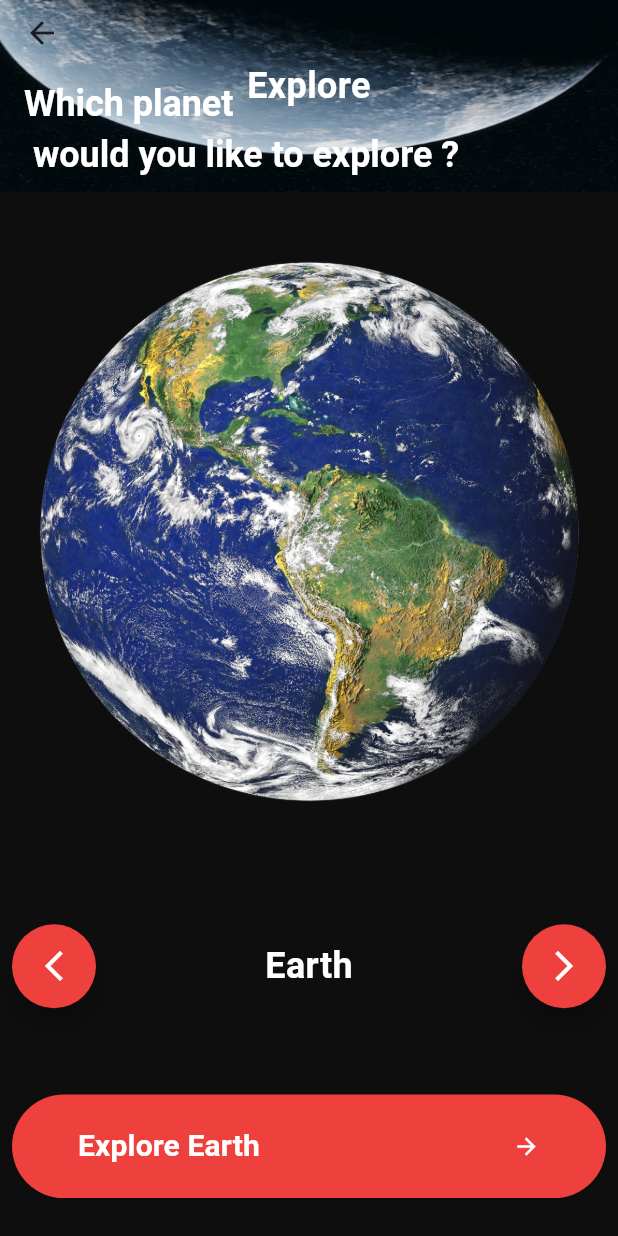
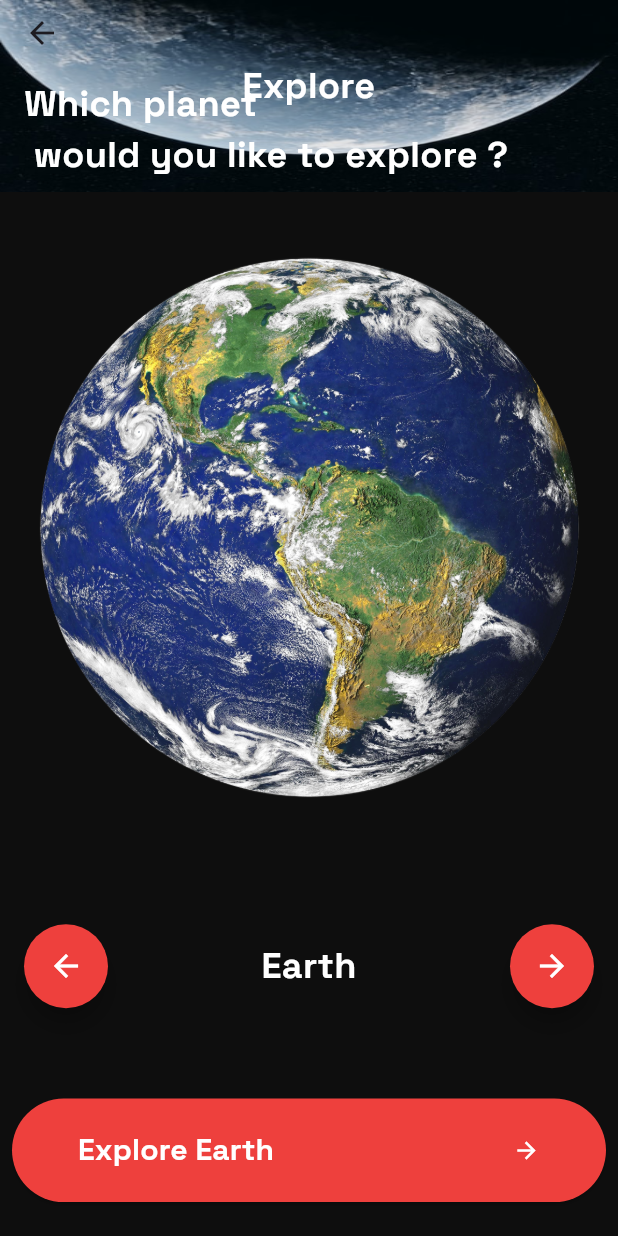
Before and after one commit to MaiOthman/SpaceApp_Flutter, a Flutter app: the screen it shows after launch, after a tap on "Explore", on a phone screen of 412 x 824 dp. Run offline on Flutter 3.47's test engine with Material 3 defaults, Android fonts, the phone set to English and light mode, and no system bars; our stand-ins replace google_fonts; missing offline and left inert: excel.

Commit message:
I made Space APP but the details of each Planet I made it fixed because I tried  to work with excel file but I didn't know how.

```diff
--- a/lib/elevated_button.dart
+++ b/lib/elevated_button.dart
@@ -1,10 +1,11 @@
 import 'package:flutter/material.dart';
-import 'package:space_app/colors/app_colors.dart';
-import 'package:space_app/screens/home_screen.dart';
+import 'package:space_app/utilis/app_colors.dart';
+import 'package:space_app/utilis/app_styles.dart';
 
 class ElevatedButtonDesign extends StatelessWidget{
   String text;
-  ElevatedButtonDesign({required this.text});
+  VoidCallback myOnPressed;
+  ElevatedButtonDesign({required this.text, required this.myOnPressed});
   @override
   Widget build(BuildContext context) {
     return  Container(
@@ -12,16 +13,15 @@ class ElevatedButtonDesign extends StatelessWidget{
       padding: EdgeInsetsGeometry.symmetric(vertical: 1, horizontal: 8),
 
       child: ElevatedButton(
-          onPressed: (){
-            Navigator.of(context).pushNamed(HomeScreen.routeName);
-          },
+          onPressed:
+            myOnPressed,
           style: ElevatedButton.styleFrom(backgroundColor: Color(AppColors.red))
           , child:
           Padding(
             padding: const EdgeInsets.all(20.0),
             child: Row(
                 mainAxisAlignment: MainAxisAlignment.spaceBetween,
-                children: [Text(text, style: TextStyle(color: Color(AppColors.white), fontWeight: FontWeight.w600, fontSize: 20),),
+                children: [Text(text, style: AppStyles.bold20White,),
                   Icon(Icons.arrow_forward, color: Color(AppColors.white),
                   ),
                 ]
--- /dev/null
+++ b/lib/floating_action_button.dart
@@ -0,0 +1,21 @@
+import 'package:flutter/material.dart';
+import 'package:space_app/utilis/app_colors.dart';
+import 'package:space_app/utilis/app_styles.dart';
+
+class MyFloatingActionButton extends StatelessWidget{
+  String tag;
+  VoidCallback myOnPressed;
+  IconData icon;
+  MyFloatingActionButton({required this.tag, required this.myOnPressed, required this.icon});
+  @override
+  Widget build(BuildContext context) {
+    return  Padding(
+      padding: const EdgeInsets.all(8.0),
+      child: FloatingActionButton(heroTag: tag, shape: AppStyles.floatingBtnStyle,backgroundColor: Color(AppColors.red),
+        onPressed: myOnPressed,
+        child: Icon(icon, color: Color(AppColors.white),),
+      ),
+    );
+  }
+
+}
--- a/lib/main.dart
+++ b/lib/main.dart
@@ -1,6 +1,9 @@
 import 'package:flutter/material.dart';
 import 'package:space_app/screens/home_screen.dart';
 import 'package:space_app/screens/login_screen.dart';
+import 'package:space_app/screens/planet_details.dart';
+import 'package:space_app/utilis/app_routes.dart';
+import 'package:space_app/utilis/readfile.dart';
 
 void main() {
   runApp( MyApp());
@@ -9,11 +12,14 @@ void main() {
 class MyApp extends StatelessWidget {
   @override
   Widget build(BuildContext context) {
+    ReadDate().readFile();
     return MaterialApp(
       debugShowCheckedModeBanner: false,
-      initialRoute: LoginScreen.routeName,
-      routes: {LoginScreen.routeName: (context)=>LoginScreen(),
-        HomeScreen.routeName: (context) => HomeScreen()
+      initialRoute: AppRoutes.loginRouteName,
+      routes: {AppRoutes.loginRouteName: (context)=>LoginScreen(),
+        AppRoutes.homeRouteName: (context) => HomeScreen(),
+        AppRoutes.detailsRouteName: (context) => PlanetDetails(),
+
       },
     );
   }
--- /dev/null
+++ b/lib/model/planet.dart
@@ -0,0 +1,6 @@
+class Planet{
+  String image;
+  String name;
+
+  Planet({required this.image, required this.name});
+}
--- /dev/null
+++ b/lib/screens/app_bar_bottom.dart
@@ -0,0 +1,20 @@
+import 'package:flutter/material.dart';
+
+import '../utilis/app_styles.dart';
+
+class AppBarBottom extends StatelessWidget{
+  String text;
+  AppBarBottom({required this.text});
+  @override
+  Widget build(BuildContext context) {
+    return  Container(
+        alignment: Alignment.bottomLeft,
+        margin: EdgeInsetsGeometry.symmetric(horizontal: 16, vertical: 8),
+        child: Text(text,
+            style: AppStyles.bold24White,
+            textAlign: TextAlign.left
+        ),
+    );
+  }
+
+}
--- /dev/null
+++ b/lib/screens/flexible_spacer.dart
@@ -0,0 +1,28 @@
+import 'package:flutter/material.dart';
+
+import '../utilis/app_assets.dart';
+import '../utilis/app_colors.dart';
+import '../utilis/app_styles.dart';
+
+class FlexibleSpacer extends StatelessWidget{
+  String text;
+  FlexibleSpacer({required this.text});
+  @override
+  Widget build(BuildContext context) {
+    return Container(
+      //TODO gradient to be modified
+      decoration: BoxDecoration(gradient: LinearGradient(colors: [Color(AppColors.black), Color(AppColors.white)],
+      ),
+      ),
+      child: Stack(fit: StackFit.expand,alignment: Alignment.bottomCenter,
+        children: [Image.asset(AppAssets.exploreBG,
+          alignment: Alignment.center, fit: BoxFit.fill,),
+          Padding(
+            padding: const EdgeInsets.all(40.0),
+            child: Text(text, style: AppStyles.bold24White, textAlign: TextAlign.center,),
+          )
+        ],),
+    );
+  }
+
+}
--- a/lib/screens/home_screen.dart
+++ b/lib/screens/home_screen.dart
@@ -1,58 +1,78 @@
 import 'package:flutter/material.dart';
-import 'package:space_app/colors/app_colors.dart';
 import 'package:space_app/elevated_button.dart';
+import 'package:space_app/floating_action_button.dart';
+import 'package:space_app/model/planet.dart';
+import 'package:space_app/screens/app_bar_bottom.dart';
+import 'package:space_app/screens/flexible_spacer.dart';
+import 'package:space_app/utilis/app_assets.dart';
+import 'package:space_app/utilis/app_routes.dart';
+import 'package:space_app/utilis/app_styles.dart';
 
-class HomeScreen extends StatelessWidget{
-  static String routeName = 'home';
+import '../utilis/app_colors.dart';
+
+class HomeScreen extends StatefulWidget{
+  List<Planet> planetList= [
+    Planet(image: AppAssets.earth, name: 'Earth'),
+    Planet(image: AppAssets.jupiter, name: 'Jupiter'),
+    Planet(image: AppAssets.mars, name: 'Mars'),
+    Planet(image: AppAssets.mercury, name: 'Mercury'),
+    Planet(image: AppAssets.neptune, name: 'Neptune'),
+    Planet(image: AppAssets.saturn, name: 'Saturn'),
+    Planet(image: AppAssets.sun, name: 'Sun'),
+    Planet(image: AppAssets.uranus, name: 'Uranus'),
+    Planet(image: AppAssets.venus, name: 'Venus'),
+  ];
+
+  @override
+  State<HomeScreen> createState() => _HomeScreenState();
+}
+
+class _HomeScreenState extends State<HomeScreen> {
+  int index = 0;
   @override
   Widget build(BuildContext context) {
     return Scaffold(
       backgroundColor: Color(AppColors.black),
       appBar: AppBar(
         backgroundColor: Colors.transparent,
-        flexibleSpace: Container(
-          //TODO gradient to be modified
-    decoration: BoxDecoration(gradient: LinearGradient(colors: [Color(AppColors.black), Color(AppColors.white)],
-    ),
-    ),
-          child: Stack(fit: StackFit.expand,alignment: Alignment.bottomCenter,
-            children: [Image.asset('assets/images/img_1.png',
-            alignment: Alignment.center, fit: BoxFit.fill,),
-            Padding(
-              padding: const EdgeInsets.all(40.0),
-              child: Text('Explore', style: TextStyle(fontSize: 24, fontWeight: FontWeight.w700, color: Color(AppColors.white)), textAlign: TextAlign.center,),
-            )
-          ],),
-        ),
+        flexibleSpace: FlexibleSpacer(text: 'Explore'),
         bottom: PreferredSize(preferredSize: Size.fromHeight(72),
-    child: Container(
-      alignment: Alignment.bottomLeft,
-      margin: EdgeInsetsGeometry.symmetric(horizontal: 16, vertical: 8),
-      child: Text("Which planet \n would you like to explore ?",
-          style: TextStyle( letterSpacing: -0.03,fontFamily: 'Space Grotesk', color: Color(AppColors.white), fontSize: 24, fontWeight: FontWeight.w700),
-      textAlign: TextAlign.left
-      ),
-    ),
-        )
+    child: AppBarBottom(text: "Which planet \n would you like to explore ?"))
       ),
       body: Column(
         mainAxisAlignment: MainAxisAlignment.spaceAround,
     children: [
-      Image.asset('assets/images/earth.png'),
+      Image.asset(widget.planetList[index].image),
       Padding(
         padding: const EdgeInsets.all(8.0),
         child: Row(mainAxisAlignment: MainAxisAlignment.spaceBetween,children: [
-          FloatingActionButton(shape: RoundedRectangleBorder(borderRadius: BorderRadius.circular(50)),backgroundColor: Color(AppColors.red),onPressed: (){}, child: Icon(Icons.arrow_back_ios_new, color: Color(AppColors.white),),
-          ), Text("Earth", style: TextStyle(color: Color(AppColors.white,), fontWeight: FontWeight.w700, fontSize: 24)),
-          FloatingActionButton(shape: RoundedRectangleBorder(borderRadius: BorderRadius.circular(50)),backgroundColor: Color(AppColors.red),onPressed: (){}, child: Icon(Icons.arrow_forward_ios, color: Color(AppColors.white),),
-          )
+         MyFloatingActionButton(tag: 'btn1', myOnPressed: backFunction, icon: Icons.arrow_back_outlined)
+          , Text(widget.planetList[index].name, style: AppStyles.bold24White ),
+         MyFloatingActionButton(tag: 'btn2',myOnPressed: forwardFunction,
+           icon: Icons.arrow_forward,)
         ],),
       ),
-      ElevatedButtonDesign(text: 'Explore Earth')
-          ]
-
-      ),
+      ElevatedButtonDesign(text: 'Explore ${widget.planetList[index].name}',
+        myOnPressed: ()=>Navigator.of(context).pushNamed(AppRoutes.detailsRouteName))
+     ] ),
     );
   }
 
+  void backFunction() {
+    if(index == 0) return;
+    else {
+      setState(() {
+        index--;
+      });
+    }
+  }
+
+  void forwardFunction() {
+    if (index == widget.planetList.length-1) return;
+    else{
+      setState(() {
+        index++;
+      });
+    }
+  }
 }
--- a/lib/screens/login_screen.dart
+++ b/lib/screens/login_screen.dart
@@ -1,9 +1,12 @@
 import 'package:flutter/material.dart';
-import 'package:space_app/colors/app_colors.dart';
 import 'package:space_app/elevated_button.dart';
+import 'package:space_app/utilis/app_assets.dart';
+import 'package:space_app/utilis/app_routes.dart';
+import 'package:space_app/utilis/app_styles.dart';
+
+import '../utilis/app_colors.dart';
 
 class LoginScreen extends StatelessWidget{
-  static String routeName = 'login';
 
   @override
   Widget build(BuildContext context) {
@@ -11,14 +14,16 @@ class LoginScreen extends StatelessWidget{
       backgroundColor: Color(AppColors.black),
       body: SafeArea(child:
       Stack(fit: StackFit.expand,alignment: Alignment.centerLeft, children: [
-        Image.asset('assets/images/img.png',fit: BoxFit.fill,)
+        Image.asset(AppAssets.loginScreen,fit: BoxFit.fill,)
       , Container( alignment: Alignment.centerLeft,
         child: Text("Explore \n The \n Universe",
-          style: TextStyle(fontFamily: 'Inter', fontSize: 48, fontWeight: FontWeight.w900, color: Color(AppColors.white)),
+          style: AppStyles.Bold48White,
         textAlign: TextAlign.center,
           ),
       ),
-       ElevatedButtonDesign(text: 'Explore')
+       ElevatedButtonDesign(text: 'Explore', myOnPressed:
+           (){Navigator.of(context).pushNamed(AppRoutes.homeRouteName);}
+         ,)
       ],
       )
       ),
--- /dev/null
+++ b/lib/screens/planet_details.dart
@@ -0,0 +1,48 @@
+import 'package:flutter/cupertino.dart';
+import 'package:flutter/material.dart';
+import 'package:space_app/floating_action_button.dart';
+import 'package:space_app/screens/app_bar_bottom.dart';
+import 'package:space_app/screens/flexible_spacer.dart';
+import 'package:space_app/utilis/app_assets.dart';
+import 'package:space_app/utilis/app_colors.dart';
+import 'package:space_app/utilis/app_styles.dart';
+
+class PlanetDetails extends StatelessWidget{
+  @override
+  Widget build(BuildContext context) {
+    return Padding(
+      padding: const EdgeInsets.symmetric(horizontal: 16),
+      child: Scaffold(
+        backgroundColor: Color(AppColors.black),
+        appBar: AppBar(backgroundColor: Colors.transparent,
+            leading: MyFloatingActionButton(tag: 'btn3', myOnPressed: Navigator.of(context).pop,
+            icon: Icons.arrow_back_outlined),
+          centerTitle: true,
+          flexibleSpace: FlexibleSpacer(text: 'Earth'),
+          bottom: PreferredSize(preferredSize: Size.fromHeight(72),child:
+          AppBarBottom(text: 'Earth: Our Blue Marble'),),
+        ), body:
+        SingleChildScrollView(
+          child: Column(crossAxisAlignment: CrossAxisAlignment.start, children: [
+            Image.asset(AppAssets.earth),
+            Text('About',style: AppStyles.bold24White, textAlign: TextAlign.start),
+            Text('Earth is the only known planet in the universe that supports life. Its unique combination of factors, including liquid water, a breathable atmosphere, and a suitable distance from the Sun, has created the ideal conditions for the development of complex organisms. Earth\'s magnetic field protects it from harmful solar radiation, and its atmosphere helps to regulate temperature and weather patterns.',
+            style: AppStyles.reg16White,
+            ) ,
+            planetDetails(),
+            planetDetails(),
+            planetDetails(),
+            planetDetails(),
+            planetDetails(),
+            planetDetails(),
+            planetDetails(),
+          ],),
+        )
+
+      ),
+    );
+  }
+      Widget planetDetails(){
+    return Text('Distance from Sun (km) : 149598026', style: AppStyles.bold16White,);
+      }
+}
--- /dev/null
+++ b/lib/utilis/app_assets.dart
@@ -0,0 +1,14 @@
+class AppAssets{
+  static const String loginScreen = 'assets/images/img.png';
+  static const String exploreBG = 'assets/images/img_1.png';
+
+  static const String earth = 'assets/images/earth.png';
+  static const String jupiter = 'assets/images/jupiter.png';
+  static const String mars = 'assets/images/mars.png';
+  static const String mercury = 'assets/images/mercury.png';
+  static const String neptune = 'assets/images/neptune.png';
+  static const String saturn = 'assets/images/saturn.png';
+  static const String sun = 'assets/images/sun.png';
+  static const String uranus = 'assets/images/img_2.png';
+  static const String venus = 'assets/images/venus.png';
+}
--- /dev/null
+++ b/lib/utilis/app_routes.dart
@@ -0,0 +1,6 @@
+class AppRoutes{
+  static String loginRouteName = 'login';
+  static String homeRouteName = 'home';
+  static String detailsRouteName = 'details';
+
+}
--- /dev/null
+++ b/lib/utilis/app_styles.dart
@@ -0,0 +1,14 @@
+import 'package:flutter/material.dart';
+import 'package:google_fonts/google_fonts.dart';
+
+import 'app_colors.dart';
+
+class AppStyles {
+  static final TextStyle bold24White = GoogleFonts.spaceGrotesk(color: Color(AppColors.white,), fontWeight: FontWeight.w700, fontSize: 24);
+  static final TextStyle bold20White = GoogleFonts.spaceGrotesk(color: Color(AppColors.white,), fontWeight: FontWeight.w700, fontSize: 20);
+  static final TextStyle reg16White = GoogleFonts.spaceGrotesk(color: Color(AppColors.white,), fontWeight: FontWeight.w300, fontSize: 16);
+  static final TextStyle bold16White = GoogleFonts.spaceGrotesk(color: Color(AppColors.white,), fontWeight: FontWeight.w700, fontSize: 16);
+  static final TextStyle Bold48White = GoogleFonts.spaceGrotesk(color: Color(AppColors.white,), fontWeight: FontWeight.w900, fontSize: 48);
+  static final RoundedRectangleBorder floatingBtnStyle =  RoundedRectangleBorder(borderRadius: BorderRadius.circular(50));
+
+}
--- /dev/null
+++ b/lib/utilis/readfile.dart
@@ -0,0 +1,20 @@
+import 'package:excel/excel.dart';
+import 'package:flutter/services.dart' show ByteData, rootBundle;
+
+/* Your ......other important..... code here */
+class ReadDate{
+  Future<void> readFile()async {
+    ByteData data = await rootBundle.load('assets/files/planet_details.xlsx');
+    var bytes = data.buffer.asUint8List(data.offsetInBytes, data.lengthInBytes);
+    var excel = Excel.decodeBytes(bytes);
+
+    for (var table in excel.tables.keys) {
+      print(table); //sheet Name
+      print(excel.tables[table]?.maxColumns);
+      print(excel.tables[table]?.maxRows);
+      for (var row in excel.tables[table]!.rows) {
+        print('$row');
+      }
+    }
+  }
+  }
--- a/pubspec.yaml
+++ b/pubspec.yaml
@@ -34,6 +34,8 @@ dependencies:
   # The following adds the Cupertino Icons font to your application.
   # Use with the CupertinoIcons class for iOS style icons.
   cupertino_icons: ^1.0.8
+  google_fonts: ^6.3.1
+  excel: ^4.0.6
 
 dev_dependencies:
   flutter_test:
@@ -60,6 +62,7 @@ flutter:
   # To add assets to your application, add an assets section, like this:
   assets:
     - assets/images/
+    - assets/files/
   #   - images/a_dot_ham.jpeg
 
   # An image asset can refer to one or more resolution-specific "variants", see
```
Also changed, not shown: assets/images/img_2.png (added), lib/utilis/app_colors.dart (renamed from lib/colors/app_colors.dart), pubspec.lock, 4 other files.
